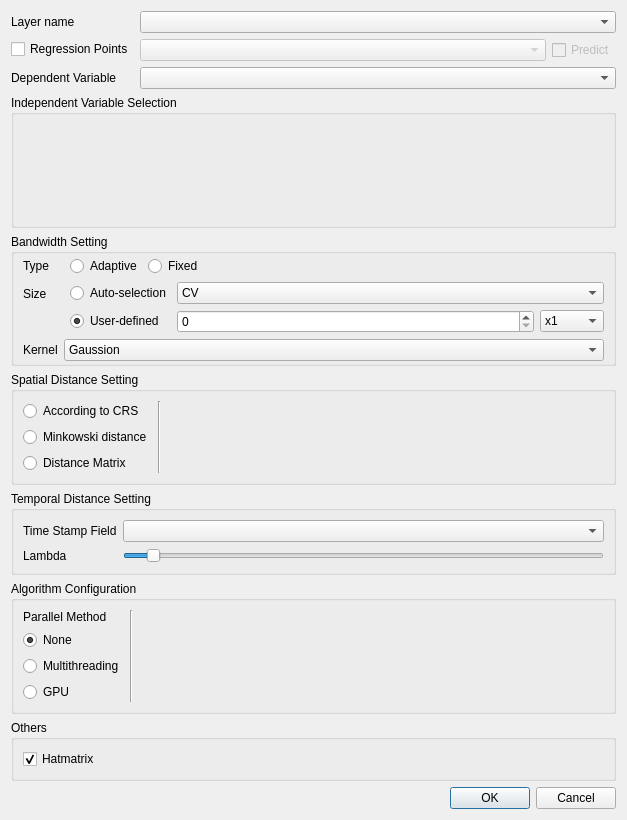
Qt form gwmgtwroptionsdialog.ui (GWmodel-Lab/GWmodelS) before a commit.
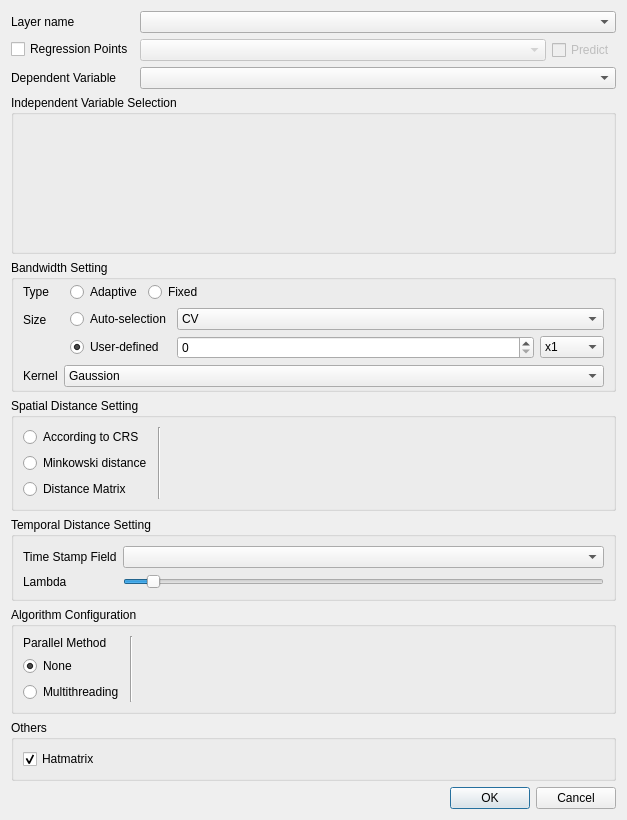
The same form after that commit. Custom widgets are drawn as their Qt base class.

```diff
--- a/gwmgtwroptionsdialog.ui
+++ b/gwmgtwroptionsdialog.ui
@@ -641,19 +641,6 @@
           </property>
          </widget>
         </item>
-        <item>
-         <widget class="QRadioButton" name="mCalcParallelGPURadio">
-          <property name="sizePolicy">
-           <sizepolicy hsizetype="Fixed" vsizetype="Fixed">
-            <horstretch>0</horstretch>
-            <verstretch>0</verstretch>
-           </sizepolicy>
-          </property>
-          <property name="text">
-           <string>GPU</string>
-          </property>
-         </widget>
-        </item>
        </layout>
       </item>
       <item>
```
